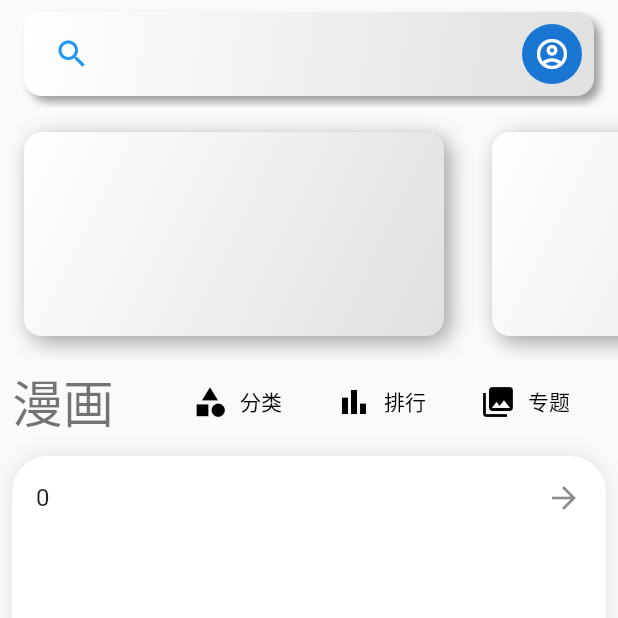
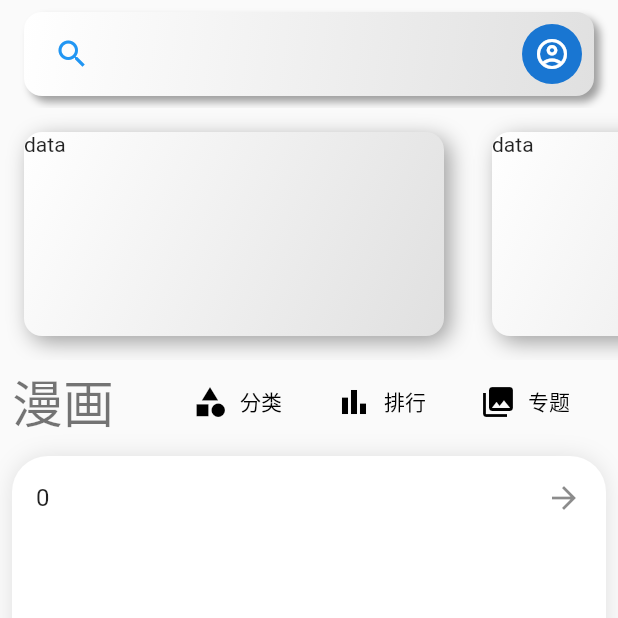
Before and after one commit to tom8zds/dm_project, a Flutter app: the screen it shows after launch, after a tap on an icon or button, on a phone screen of 412 x 824 dp, the top half of it. Run offline on Flutter 3.47's test engine with Material 2 defaults, Android fonts, the phone set to English and light mode, and no system bars; our stand-ins replace flutter_easyrefresh.

Commit message:
new home page widget

```diff
--- a/lib/views/comic/comic_home.dart
+++ b/lib/views/comic/comic_home.dart
@@ -1,3 +1,4 @@
+import 'package:dm_project/views/widgets/home_view_widgets.dart';
 import 'package:flutter/cupertino.dart';
 import 'package:flutter/material.dart';
 
@@ -12,7 +13,7 @@ class ComicHomeViewState extends State<ComicHomeView> {
     return CustomScrollView(
       slivers: [
         SliverAppBar(
-          pinned: true,
+          floating: true,
           elevation: 0,
           backgroundColor: Colors.transparent,
           toolbarHeight: kToolbarHeight + 16,
@@ -52,30 +53,8 @@ class ComicHomeViewState extends State<ComicHomeView> {
         SliverToBoxAdapter(
           child: Container(
             height: 3 * kToolbarHeight,
-            child: ListView.builder(
-              scrollDirection: Axis.horizontal,
-              itemCount: 6,
-              itemBuilder: (context, i) {
-                return Padding(
-                  padding: const EdgeInsets.all(16.0),
-                  child: Container(
-                    height: 3 * kToolbarHeight,
-                    width: 5 * kToolbarHeight,
-                    decoration: BoxDecoration(
-                        gradient: LinearGradient(
-                            colors: [Colors.white, Colors.grey[300]],
-                            begin: Alignment.topLeft,
-                            end: Alignment.bottomRight),
-                        borderRadius: BorderRadius.circular(12),
-                        boxShadow: [
-                          BoxShadow(
-                              color: Colors.grey,
-                              blurRadius: 12,
-                              offset: Offset(4, 4))
-                        ]),
-                  ),
-                );
-              },
+            child: RecommendList(
+              api: 'api',
             ),
           ),
         ),
--- a/lib/views/home_page.dart
+++ b/lib/views/home_page.dart
@@ -1,5 +1,3 @@
-import 'dart:ui';
-
 import 'package:dm_project/views/comic/comic_home.dart';
 import 'package:dm_project/views/novel/novel_home.dart';
 import 'package:flutter/material.dart';
--- /dev/null
+++ b/lib/views/widgets/home_view_widgets.dart
@@ -0,0 +1,80 @@
+import 'package:flutter/material.dart';
+import 'package:flutter_easyrefresh/easy_refresh.dart';
+
+enum WidgetState { loading, done, fail }
+
+class RecommendList extends StatefulWidget {
+  final String api;
+
+  const RecommendList({Key key, this.api}) : super(key: key);
+
+  @override
+  State<StatefulWidget> createState() => RecommendListState();
+}
+
+class RecommendListState extends State<RecommendList> {
+  WidgetState widgetState = WidgetState.loading;
+
+  @override
+  void initState() {
+    loadData();
+    super.initState();
+  }
+
+  @override
+  Widget build(BuildContext context) {
+    return EasyRefresh(
+        header: MaterialHeader(),
+        child: ListView.builder(
+          scrollDirection: Axis.horizontal,
+          itemCount: 6,
+          itemBuilder: (context, i) {
+            return Padding(
+              padding: const EdgeInsets.all(16.0),
+              child: Container(
+                height: 3 * kToolbarHeight,
+                width: 5 * kToolbarHeight,
+                decoration: BoxDecoration(
+                    gradient: LinearGradient(
+                        colors: [Colors.white, Colors.grey[300]],
+                        begin: Alignment.topLeft,
+                        end: Alignment.bottomRight),
+                    borderRadius: BorderRadius.circular(12),
+                    boxShadow: [
+                      BoxShadow(
+                          color: Colors.grey,
+                          blurRadius: 12,
+                          offset: Offset(4, 4))
+                    ]),
+                child: getItem(),
+              ),
+            );
+          },
+        ),
+        onRefresh: loadData);
+  }
+
+  Widget getItem() {
+    switch (widgetState) {
+      case WidgetState.loading:
+        return Center(child: CircularProgressIndicator());
+      case WidgetState.done:
+        return Text('data');
+      case WidgetState.fail:
+        return Text('fail');
+      default:
+        return Text('fail');
+    }
+  }
+
+  Future<bool> loadData() async {
+    setState(() {
+      widgetState = WidgetState.loading;
+    });
+    await Future.delayed(Duration(seconds: 2));
+    setState(() {
+      widgetState = WidgetState.done;
+    });
+    return true;
+  }
+}
--- a/pubspec.yaml
+++ b/pubspec.yaml
@@ -24,6 +24,12 @@ dependencies:
   flutter:
     sdk: flutter
 
+
+  #刷新加载
+  flutter_easyrefresh: ^2.1.8
+
+  #加载闪烁动画
+  shimmer: ^1.1.2
 
   # The following adds the Cupertino Icons font to your application.
   # Use with the CupertinoIcons class for iOS style icons.
```
Also changed, not shown: pubspec.lock, 2 other files.
